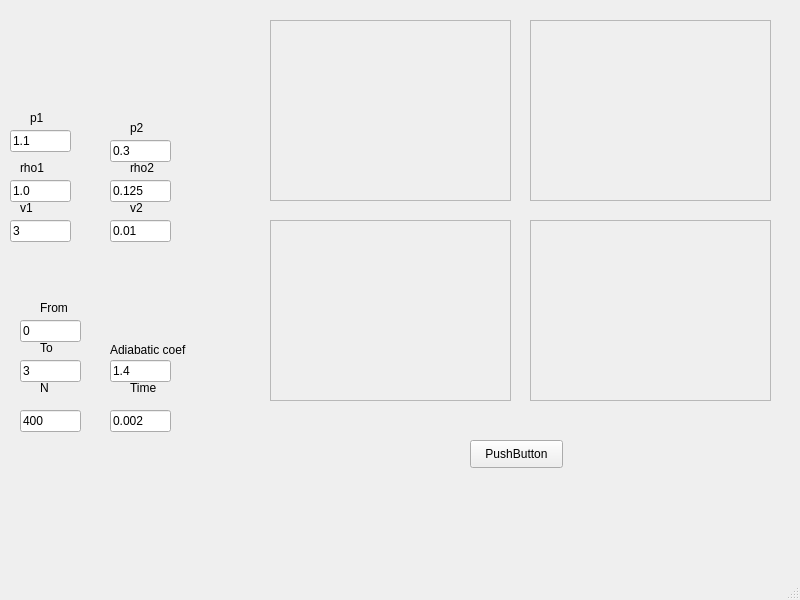
The window that Soda/mainwindow.ui (TrusovKV/MMD_OOP) describes before a commit, drawn with Qt 5.
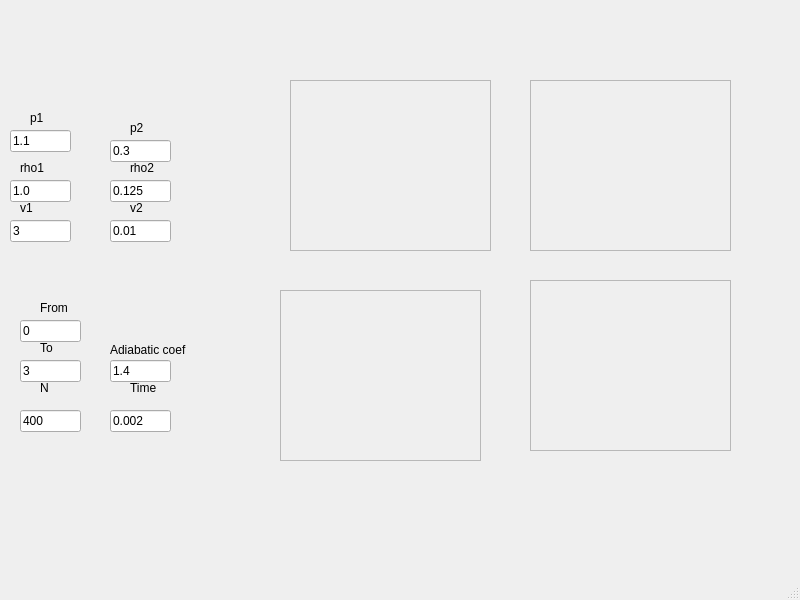
The same window after the commit. Custom widgets are drawn as their Qt base class.

What changed in the file:
```diff
--- a/Soda/mainwindow.ui
+++ b/Soda/mainwindow.ui
@@ -144,22 +144,6 @@
      <string>From</string>
     </property>
    </widget>
-   <widget class="renderArea" name="T">
-    <property name="geometry">
-     <rect>
-      <x>530</x>
-      <y>220</y>
-      <width>241</width>
-      <height>181</height>
-     </rect>
-    </property>
-    <property name="frameShape">
-     <enum>QFrame::StyledPanel</enum>
-    </property>
-    <property name="frameShadow">
-     <enum>QFrame::Raised</enum>
-    </property>
-   </widget>
    <widget class="QLabel" name="label_2">
     <property name="geometry">
      <rect>
@@ -251,22 +235,6 @@
      <string>p1</string>
     </property>
    </widget>
-   <widget class="renderArea" name="v">
-    <property name="geometry">
-     <rect>
-      <x>270</x>
-      <y>220</y>
-      <width>241</width>
-      <height>181</height>
-     </rect>
-    </property>
-    <property name="frameShape">
-     <enum>QFrame::StyledPanel</enum>
-    </property>
-    <property name="frameShadow">
-     <enum>QFrame::Raised</enum>
-    </property>
-   </widget>
    <widget class="QLabel" name="label_7">
     <property name="geometry">
      <rect>
@@ -293,51 +261,6 @@
      <string>0.002</string>
     </property>
    </widget>
-   <widget class="renderArea" name="rho">
-    <property name="geometry">
-     <rect>
-      <x>270</x>
-      <y>20</y>
-      <width>241</width>
-      <height>181</height>
-     </rect>
-    </property>
-    <property name="frameShape">
-     <enum>QFrame::StyledPanel</enum>
-    </property>
-    <property name="frameShadow">
-     <enum>QFrame::Raised</enum>
-    </property>
-   </widget>
-   <widget class="renderArea" name="p">
-    <property name="geometry">
-     <rect>
-      <x>530</x>
-      <y>20</y>
-      <width>241</width>
-      <height>181</height>
-     </rect>
-    </property>
-    <property name="frameShape">
-     <enum>QFrame::StyledPanel</enum>
-    </property>
-    <property name="frameShadow">
-     <enum>QFrame::Raised</enum>
-    </property>
-   </widget>
-   <widget class="QPushButton" name="pushButton">
-    <property name="geometry">
-     <rect>
-      <x>470</x>
-      <y>440</y>
-      <width>93</width>
-      <height>28</height>
-     </rect>
-    </property>
-    <property name="text">
-     <string>PushButton</string>
-    </property>
-   </widget>
    <widget class="QLabel" name="label_5">
     <property name="geometry">
      <rect>
@@ -377,6 +300,70 @@
      <string>0.125</string>
     </property>
    </widget>
+   <widget class="QFrame" name="P">
+    <property name="geometry">
+     <rect>
+      <x>290</x>
+      <y>80</y>
+      <width>201</width>
+      <height>171</height>
+     </rect>
+    </property>
+    <property name="frameShape">
+     <enum>QFrame::StyledPanel</enum>
+    </property>
+    <property name="frameShadow">
+     <enum>QFrame::Raised</enum>
+    </property>
+   </widget>
+   <widget class="QFrame" name="T">
+    <property name="geometry">
+     <rect>
+      <x>530</x>
+      <y>80</y>
+      <width>201</width>
+      <height>171</height>
+     </rect>
+    </property>
+    <property name="frameShape">
+     <enum>QFrame::StyledPanel</enum>
+    </property>
+    <property name="frameShadow">
+     <enum>QFrame::Raised</enum>
+    </property>
+   </widget>
+   <widget class="QFrame" name="u">
+    <property name="geometry">
+     <rect>
+      <x>530</x>
+      <y>280</y>
+      <width>201</width>
+      <height>171</height>
+     </rect>
+    </property>
+    <property name="frameShape">
+     <enum>QFrame::StyledPanel</enum>
+    </property>
+    <property name="frameShadow">
+     <enum>QFrame::Raised</enum>
+    </property>
+   </widget>
+   <widget class="QFrame" name="rho">
+    <property name="geometry">
+     <rect>
+      <x>280</x>
+      <y>290</y>
+      <width>201</width>
+      <height>171</height>
+     </rect>
+    </property>
+    <property name="frameShape">
+     <enum>QFrame::StyledPanel</enum>
+    </property>
+    <property name="frameShadow">
+     <enum>QFrame::Raised</enum>
+    </property>
+   </widget>
   </widget>
   <widget class="QMenuBar" name="menubar">
    <property name="geometry">
@@ -390,14 +377,6 @@
   </widget>
   <widget class="QStatusBar" name="statusbar"/>
  </widget>
- <customwidgets>
-  <customwidget>
-   <class>renderArea</class>
-   <extends>QFrame</extends>
-   <header>renderarea.h</header>
-   <container>1</container>
-  </customwidget>
- </customwidgets>
  <resources/>
  <connections/>
 </ui>
```
Left out of the diff: 2 changed lines with no effect on the pictures.
